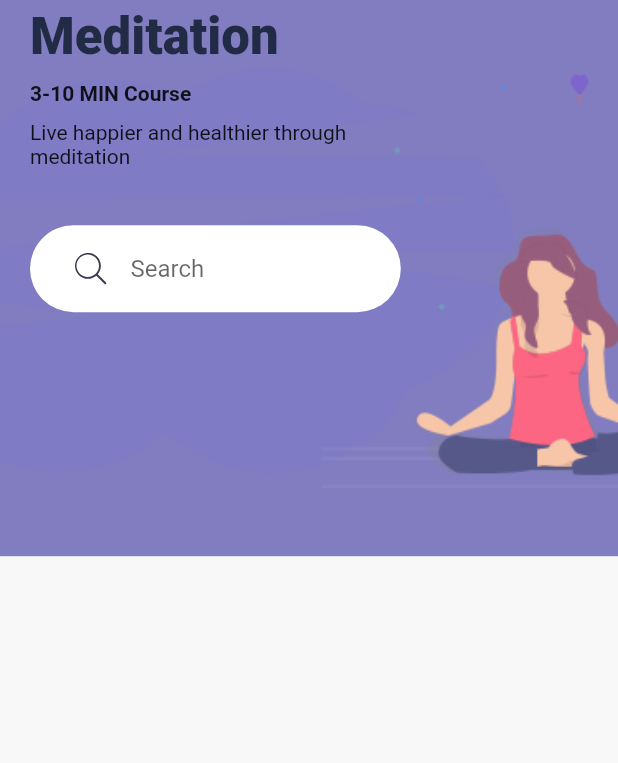
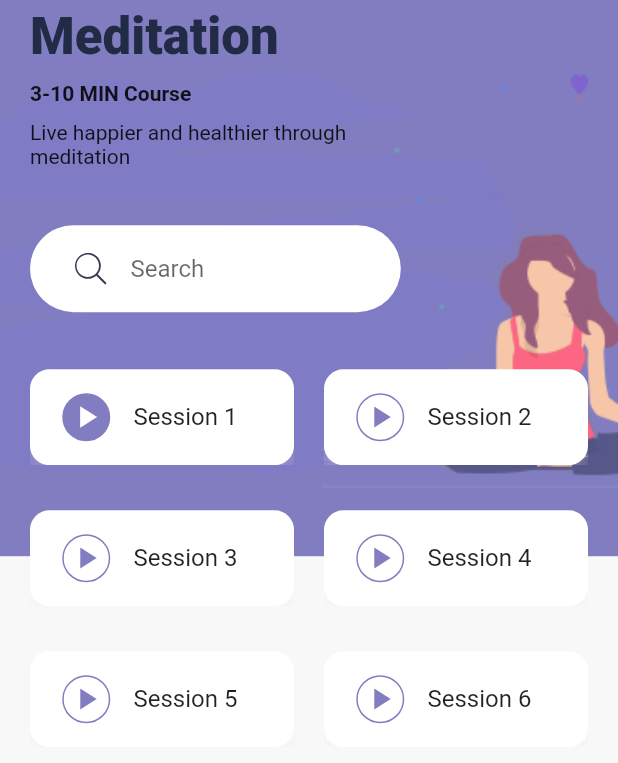
Before and after one commit to johnwanjema/Gym-It, a Flutter app: the DetailsScreen screen opened directly, on a phone screen of 412 x 824 dp. Shown: the top 763 px of the screen. Run offline on Flutter 3.47's test engine with Material 2 defaults, Android fonts, the phone set to English and light mode, and no system bars; our stand-ins replace flutter_svg.

Commit message:
exract session card

```diff
--- a/lib/screens/details_screen.dart
+++ b/lib/screens/details_screen.dart
@@ -1,6 +1,7 @@
 import 'package:flutter/material.dart';
 import 'package:the_flutter_way/constants.dart';
 import 'package:the_flutter_way/widgets/search_bar.dart';
+import 'package:the_flutter_way/widgets/session_card.dart';
 
 class DetailsScreen extends StatelessWidget {
   @override
@@ -46,10 +47,25 @@ class DetailsScreen extends StatelessWidget {
                       width: size.width * .6,
                       child: Text(
                           'Live happier and healthier through meditation')),
-                  SizedBox(
-                      width: size.width * .6,
-                      child: SearchBar()
+                  SizedBox(width: size.width * .6, child: SearchBar()),
+                  Wrap(
+                    spacing: 20,
+                    runSpacing: 30,
+                    children: <Widget>[
+                      SessionCard(
+                        sessionNum: 01,
+                        isDone: true,
+                        press: () {},
+                      ),
+                      SessionCard(sessionNum: 02, press: () {}),
+                      SessionCard(sessionNum: 03, press: () {}),
+                      SessionCard(sessionNum: 04, press: () {}),
+                      SessionCard(sessionNum: 05, press: () {}),
+                      SessionCard(sessionNum: 06, press: () {}),
+                      // SessionCard(),
+                    ],
                   ),
+
                 ],
               ),
             ),
--- /dev/null
+++ b/lib/widgets/session_card.dart
@@ -0,0 +1,70 @@
+import 'package:flutter/material.dart';
+
+import '../constants.dart';
+
+class SessionCard extends StatelessWidget {
+  final int sessionNum;
+  final bool isDone;
+  final Function press;
+  const SessionCard({
+    Key key,
+    this.sessionNum,
+    this.isDone = false,
+    this.press,
+  }) : super(key: key);
+
+  @override
+  Widget build(BuildContext context) {
+    return LayoutBuilder(builder: (context, constraint) {
+      return ClipRect(
+        child: Container(
+          width: constraint.maxWidth / 2 - 10,
+          // padding: EdgeInsets.all(16),
+          decoration: BoxDecoration(
+            color: Colors.white,
+            borderRadius: BorderRadius.circular(13),
+            boxShadow: [
+              BoxShadow(
+                  offset: Offset(0, 17),
+                  blurRadius: 23,
+                  spreadRadius: -13,
+                  color: kShadowColor)
+            ],
+          ),
+          child: Material(
+            color: Colors.transparent,
+            child: InkWell(
+              onTap: press,
+              child: Padding(
+                padding: const EdgeInsets.all(16.0),
+                child: Row(
+                  children: <Widget>[
+                    Container(
+                      height: 32,
+                      width: 43,
+                      decoration: BoxDecoration(
+                        color: isDone ? kBlueColor : Colors.white,
+                        shape: BoxShape.circle,
+                        border: Border.all(color: kBlueColor),
+                      ),
+                      // border :Border.all(color: kBlueColor),
+                      child: Icon(Icons.play_arrow,
+                          color: isDone ? Colors.white : kBlueColor),
+                    ),
+                    SizedBox(
+                      width: 10,
+                    ),
+                    Text(
+                      'Session $sessionNum',
+                      style: Theme.of(context).textTheme.subtitle1,
+                    )
+                  ],
+                ),
+              ),
+            ),
+          ),
+        ),
+      );
+    });
+  }
+}
```
